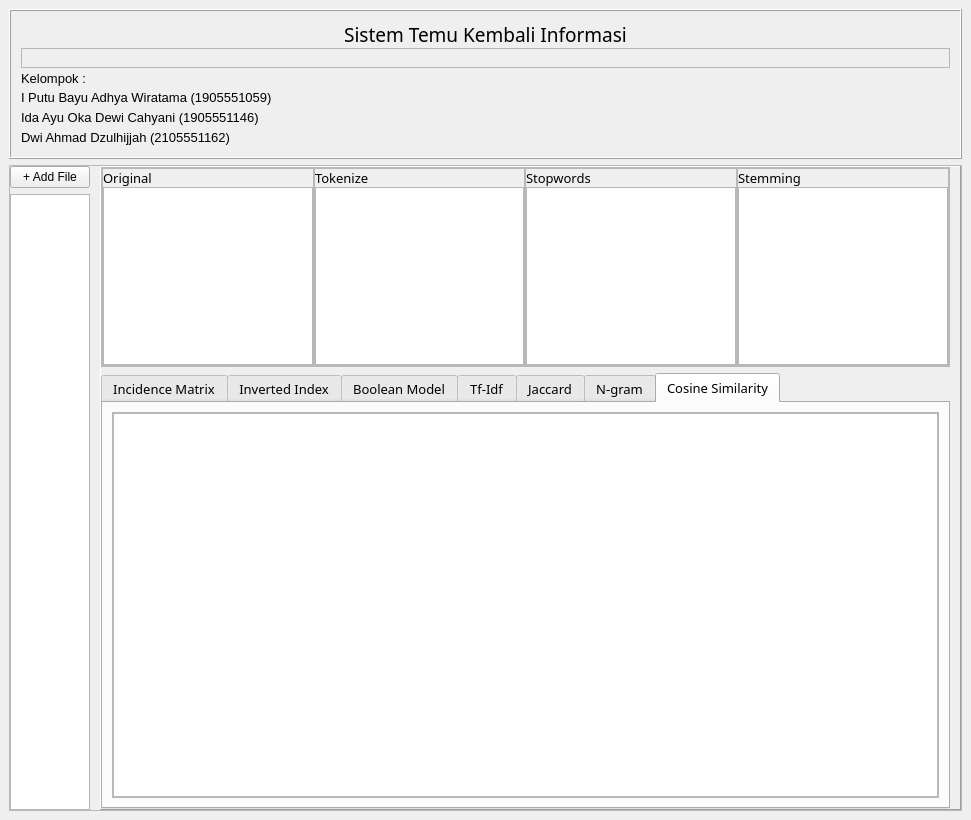
The window that Code/gui.ui (TamaWira/DIRDA) describes before a commit, drawn with Qt 5.
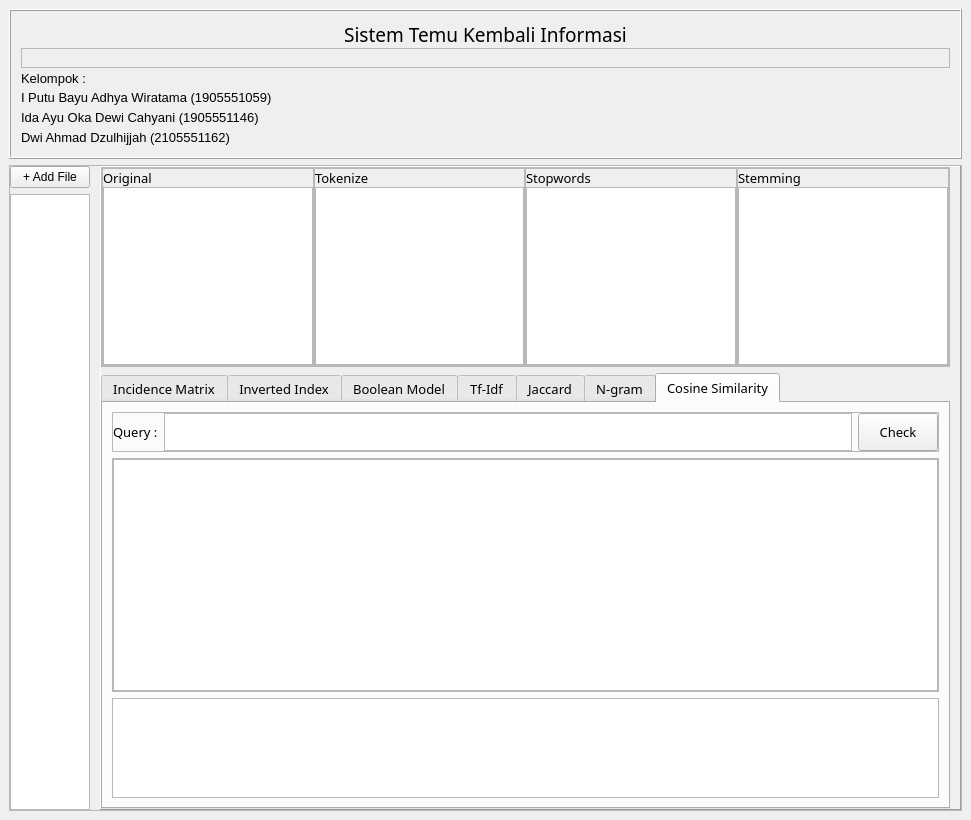
The same window after the commit. The open tabs and pages were chosen to show the change.

```diff
--- a/Code/gui.ui
+++ b/Code/gui.ui
@@ -1070,6 +1070,59 @@
               <string>Cosine Similarity</string>
              </attribute>
              <layout class="QVBoxLayout" name="verticalLayout_18">
+              <item>
+               <widget class="QFrame" name="frame_16">
+                <property name="maximumSize">
+                 <size>
+                  <width>16777215</width>
+                  <height>40</height>
+                 </size>
+                </property>
+                <property name="frameShape">
+                 <enum>QFrame::StyledPanel</enum>
+                </property>
+                <property name="frameShadow">
+                 <enum>QFrame::Raised</enum>
+                </property>
+                <layout class="QHBoxLayout" name="horizontalLayout_6">
+                 <property name="leftMargin">
+                  <number>0</number>
+                 </property>
+                 <property name="topMargin">
+                  <number>0</number>
+                 </property>
+                 <property name="rightMargin">
+                  <number>0</number>
+                 </property>
+                 <property name="bottomMargin">
+                  <number>0</number>
+                 </property>
+                 <item>
+                  <widget class="QLabel" name="label_15">
+                   <property name="text">
+                    <string>Query :</string>
+                   </property>
+                  </widget>
+                 </item>
+                 <item>
+                  <widget class="QTextEdit" name="editCosine"/>
+                 </item>
+                 <item>
+                  <widget class="QPushButton" name="btnCosine">
+                   <property name="maximumSize">
+                    <size>
+                     <width>16777215</width>
+                     <height>40</height>
+                    </size>
+                   </property>
+                   <property name="text">
+                    <string>Check</string>
+                   </property>
+                  </widget>
+                 </item>
+                </layout>
+               </widget>
+              </item>
               <item>
                <widget class="QFrame" name="frame_24">
                 <property name="frameShape">
@@ -1092,11 +1145,28 @@
                   <number>0</number>
                  </property>
                  <item>
-                  <widget class="QListWidget" name="listCos"/>
+                  <widget class="QListWidget" name="listCos">
+                   <property name="sizePolicy">
+                    <sizepolicy hsizetype="Preferred" vsizetype="Preferred">
+                     <horstretch>0</horstretch>
+                     <verstretch>0</verstretch>
+                    </sizepolicy>
+                   </property>
+                  </widget>
                  </item>
                 </layout>
                </widget>
               </item>
+              <item>
+               <widget class="QListWidget" name="rankCosine">
+                <property name="maximumSize">
+                 <size>
+                  <width>16777215</width>
+                  <height>100</height>
+                 </size>
+                </property>
+               </widget>
+              </item>
              </layout>
             </widget>
            </widget>
```
Left out of the diff: 29 changed lines with no effect on the pictures.
